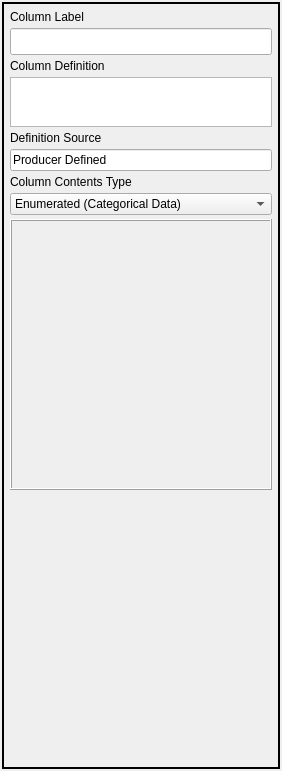
First picture: the form in pymdwizard/gui/ui_files/attr.ui, repository DOI-USGS/fort-pymdwizard, before the edit.
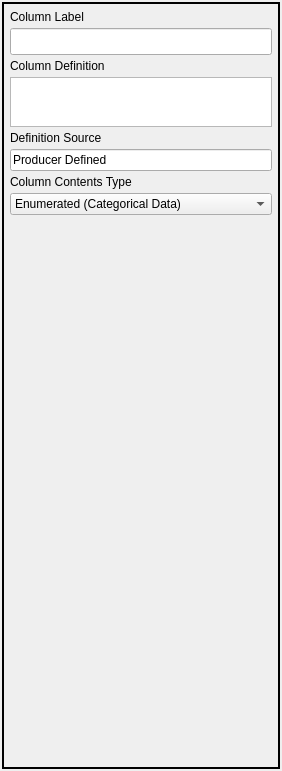
Second picture: the form after the edit.

What changed in the file:
```diff
--- a/pymdwizard/gui/ui_files/attr.ui
+++ b/pymdwizard/gui/ui_files/attr.ui
@@ -163,19 +163,13 @@
        </widget>
       </item>
       <item>
-       <widget class="QFrame" name="fgdc_attrdomv">
+       <widget class="QWidget" name="fgdc_attrdomv" native="true">
         <property name="sizePolicy">
          <sizepolicy hsizetype="Ignored" vsizetype="Expanding">
           <horstretch>0</horstretch>
           <verstretch>0</verstretch>
          </sizepolicy>
         </property>
-        <property name="frameShape">
-         <enum>QFrame::Box</enum>
-        </property>
-        <property name="frameShadow">
-         <enum>QFrame::Raised</enum>
-        </property>
         <layout class="QVBoxLayout" name="verticalLayout_3">
          <property name="leftMargin">
           <number>0</number>
@@ -192,17 +186,33 @@
         </layout>
        </widget>
       </item>
+      <item>
+       <spacer name="verticalSpacer_2">
+        <property name="orientation">
+         <enum>Qt::Vertical</enum>
+        </property>
+        <property name="sizeType">
+         <enum>QSizePolicy::Preferred</enum>
+        </property>
+        <property name="sizeHint" stdset="0">
+         <size>
+          <width>20</width>
+          <height>0</height>
+         </size>
+        </property>
+       </spacer>
+      </item>
       <item>
        <spacer name="verticalSpacer">
         <property name="orientation">
          <enum>Qt::Vertical</enum>
         </property>
         <property name="sizeType">
-         <enum>QSizePolicy::Expanding</enum>
+         <enum>QSizePolicy::Minimum</enum>
         </property>
         <property name="sizeHint" stdset="0">
          <size>
-          <width>0</width>
+          <width>20</width>
           <height>0</height>
          </size>
         </property>
```
